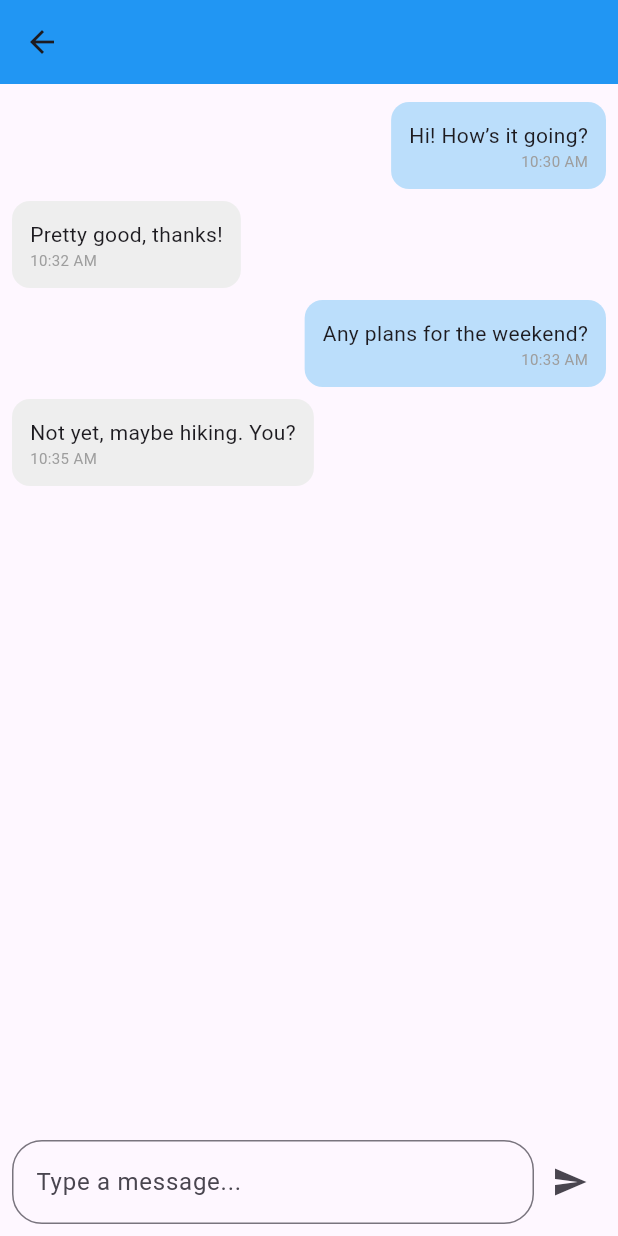
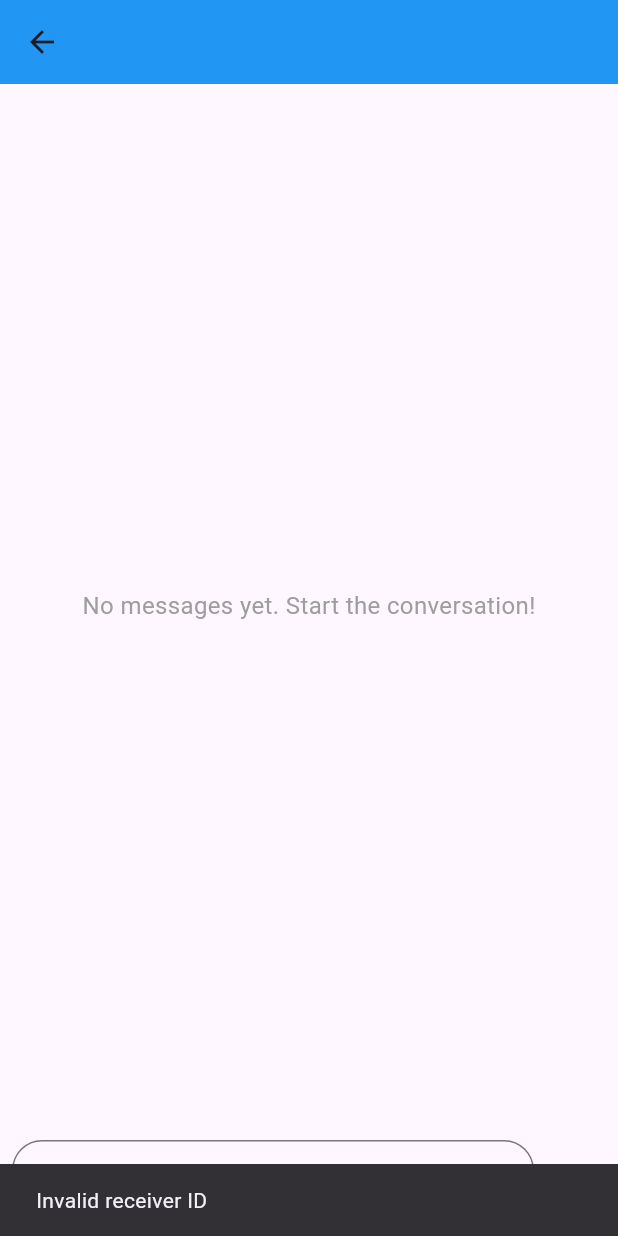
Before and after one commit to emre-kd/agApp, a Flutter app: the Chat screen opened directly with empty values, after a tap on the "send" icon, on a phone screen of 412 x 824 dp. Run offline on Flutter 3.47's test engine with Material 3 defaults, Android fonts, the light colour scheme and no system bars; our stand-ins replace file_picker, get, google_fonts, image_picker, shared_preferences; accounts and stored records are empty; Roboto replaces fonts that are missing (Tektur).

Commit message:
chat system

```diff
--- a/lib/constant.dart
+++ b/lib/constant.dart
@@ -1,7 +1,7 @@
 
 
-const baseURL = 'http://192.168.1.102:8000/api';
-const baseNormalURL = 'http://192.168.1.102:8000';
+const baseURL = 'http://192.168.1.104:8000/api';
+const baseNormalURL = 'http://192.168.1.104:8000';
 
 const loginURL = '$baseURL/login';
 const registerURL = '$baseURL/register';
@@ -17,3 +17,6 @@ const storePostURL = '$baseURL/storePost';
 const fetchPostURL = '$baseURL/fetchPost';
 const fetchUserPostURL = '$baseURL/fetchUserPost';
 const deleteUserPostURL = '$baseURL/deleteUserPost';
+
+const storeMessage = '$baseURL/storeMessage';
+const indexMessage = '$baseURL/indexMessage';
--- a/lib/screens/chat.dart
+++ b/lib/screens/chat.dart
@@ -1,17 +1,45 @@
+// ignore_for_file: avoid_print
 import 'package:flutter/material.dart';
+import 'package:http/http.dart' as http;
+import 'dart:convert';
+import 'package:shared_preferences/shared_preferences.dart';
+import 'package:intl/intl.dart';
+import '../constant.dart';
 
-// Dummy chat data
-final List<Map<String, dynamic>> dummyMessages = [
-  {'text': 'Hi! How’s it going?', 'isSent': true, 'time': '10:30 AM'},
-  {'text': 'Pretty good, thanks!', 'isSent': false, 'time': '10:32 AM'},
-  {'text': 'Any plans for the weekend?', 'isSent': true, 'time': '10:33 AM'},
-  {'text': 'Not yet, maybe hiking. You?', 'isSent': false, 'time': '10:35 AM'},
-];
+class Message {
+  final int id;
+  final String text;
+  final int senderId;
+  final int receiverId;
+  final int? communityId;
+  final String createdAt;
+
+  Message({
+    required this.id,
+    required this.text,
+    required this.senderId,
+    required this.receiverId,
+    this.communityId,
+    required this.createdAt,
+  });
+
+  factory Message.fromJson(Map<String, dynamic> json) {
+    return Message(
+      id: json['id'] is String ? int.parse(json['id']) : json['id'],
+      text: json['text'] ?? '',
+      senderId: json['sender_id'] is String ? int.parse(json['sender_id']) : json['sender_id'],
+      receiverId: json['reciever_id'] is String ? int.parse(json['reciever_id']) : json['reciever_id'],
+      communityId: json['community_id'],
+      createdAt: json['created_at'] ?? '',
+    );
+  }
+}
 
 class Chat extends StatefulWidget {
+  final String userId;
   final String userName;
 
-  const Chat({super.key, required this.userName});
+  const Chat({super.key, required this.userId , required this.userName});
 
   @override
   State<Chat> createState() => _ChatState();
@@ -19,55 +47,195 @@ class Chat extends StatefulWidget {
 
 class _ChatState extends State<Chat> {
   final TextEditingController _controller = TextEditingController();
-  final List<Map<String, dynamic>> messages = List.from(dummyMessages);
+  final ScrollController _scrollController = ScrollController();
+  List<Message> messages = [];
+  bool isLoading = false;
+  int currentPage = 1;
+  bool hasMore = true;
+  final int perPage = 20;
 
-  void _sendMessage() {
-    if (_controller.text.trim().isNotEmpty) {
+  @override
+  void initState() {
+    super.initState();
+    print('Chat initialized with userId: ${widget.userId}');
+    _fetchMessages();
+    _scrollController.addListener(() {
+      if (_scrollController.position.pixels >=
+              _scrollController.position.maxScrollExtent * 0.8 &&
+          !isLoading &&
+          hasMore) {
+        _fetchMessages();
+      }
+    });
+  }
+
+  Future<void> _fetchMessages() async {
+    if (isLoading) return;
+
     setState(() {
-        messages.add({
+      isLoading = true;
+    });
+
+    if (widget.userId.isEmpty || !RegExp(r'^\d+$').hasMatch(widget.userId)) {
+      setState(() {
+        isLoading = false;
+      });
+      ScaffoldMessenger.of(context).showSnackBar(
+        const SnackBar(content: Text('Invalid receiver ID')),
+      );
+      return;
+    }
+
+     SharedPreferences prefs = await SharedPreferences.getInstance();
+    String? token = prefs.getString('token');
+
+    try {
+      final url = '$indexMessage?reciever_id=${widget.userId}&page=$currentPage&per_page=$perPage';
+      print('Request URL: $url');
+      final response = await http.get(
+        Uri.parse(url),
+        headers: {
+          'Authorization': 'Bearer $token',
+          'Accept': 'application/json',
+        },
+      );
+      print('Response: ${response.body}');
+
+      if (response.statusCode == 200) {
+        final jsonData = jsonDecode(response.body);
+        final List<dynamic> messageData = jsonData['data']['data'] ?? [];
+        final totalPages = jsonData['data']['last_page'] ?? 1;
+
+        setState(() {
+          messages.addAll(messageData.map((json) => Message.fromJson(json)).toList());
+          currentPage++;
+          hasMore = currentPage <= totalPages && messageData.isNotEmpty;
+          isLoading = false;
+        });
+
+        if (messages.isEmpty && currentPage == 2) {
+          ScaffoldMessenger.of(context).showSnackBar(
+            const SnackBar(content: Text('No messages found')),
+          );
+        }
+      } else if (response.statusCode == 422) {
+        final jsonData = jsonDecode(response.body);
+        final errors = jsonData['errors']?['reciever_id']?.join(', ') ?? 'Invalid receiver ID';
+        setState(() {
+          isLoading = false;
+        });
+        ScaffoldMessenger.of(context).showSnackBar(
+          SnackBar(content: Text('Validation error: $errors')),
+        );
+      } else {
+        setState(() {
+          isLoading = false;
+        });
+        ScaffoldMessenger.of(context).showSnackBar(
+          SnackBar(content: Text('Failed to load messages: ${response.statusCode}')),
+        );
+      }
+    } catch (e) {
+      setState(() {
+        isLoading = false;
+      });
+      ScaffoldMessenger.of(context).showSnackBar(
+        SnackBar(content: Text('Error: $e')),
+      );
+    }
+  }
+
+  Future<void> _sendMessage() async {
+    if (_controller.text.trim().isEmpty) return;
+
+    SharedPreferences prefs = await SharedPreferences.getInstance();
+    String? token = prefs.getString('token');
+
+    try {
+      final response = await http.post(
+        Uri.parse(storeMessage),
+        headers: {
+          'Authorization': 'Bearer $token',
+          'Accept': 'application/json',
+          'Content-Type': 'application/json',
+        },
+        body: jsonEncode({
           'text': _controller.text,
-          'isSent': true,
-          'time': TimeOfDay.now().format(context),
-        });
+          'reciever_id': widget.userId,
+          'community_id': null,
+        }),
+      );
+
+      print('Response: ${response.body}');
+      if (response.statusCode == 201) {
+        final jsonData = jsonDecode(response.body);
+        setState(() {
+          messages.insert(0, Message.fromJson(jsonData['data']));
           _controller.clear();
         });
+      } else {
+        ScaffoldMessenger.of(context).showSnackBar(
+          SnackBar(content: Text('Failed to send message: ${response.statusCode}')),
+        );
       }
+    } catch (e) {
+      ScaffoldMessenger.of(context).showSnackBar(
+        SnackBar(content: Text('Error: $e')),
+      );
+    }
+  }
+
+  @override
+  void dispose() {
+    _controller.dispose();
+    _scrollController.dispose();
+    super.dispose();
   }
 
   @override
   Widget build(BuildContext context) {
     return Scaffold(
       appBar: AppBar(
-        title: Text(widget.userName),
+        title: Text('${widget.userName}'),
         backgroundColor: Colors.blue,
       ),
       body: Column(
         children: [
           Expanded(
-            child: ListView.builder(
+            child: messages.isEmpty && !isLoading
+                ? const Center(
+                    child: Text(
+                      'No messages yet. Start the conversation!',
+                      style: TextStyle(fontSize: 16, color: Colors.grey),
+                    ),
+                  )
+                : ListView.builder(
+                    controller: _scrollController,
+                    reverse: true,
                     padding: const EdgeInsets.all(8.0),
-              itemCount: messages.length,
+                    itemCount: messages.length + (isLoading ? 1 : 0),
                     itemBuilder: (context, index) {
+                      if (index == messages.length) {
+                        return const Center(child: CircularProgressIndicator());
+                      }
                       final message = messages[index];
+                      final isSent = message.senderId.toString() != widget.userId;
                       return Align(
-                  alignment: message['isSent']
-                      ? Alignment.centerRight
-                      : Alignment.centerLeft,
+                        alignment: isSent ? Alignment.centerRight : Alignment.centerLeft,
                         child: Container(
                           margin: const EdgeInsets.symmetric(vertical: 4.0),
                           padding: const EdgeInsets.all(12.0),
                           decoration: BoxDecoration(
-                      color: message['isSent'] ? Colors.blue[100] : Colors.grey[200],
+                            color: isSent ? Colors.blue[100] : Colors.grey[200],
                             borderRadius: BorderRadius.circular(12.0),
                           ),
                           child: Column(
-                      crossAxisAlignment: message['isSent']
-                          ? CrossAxisAlignment.end
-                          : CrossAxisAlignment.start,
+                            crossAxisAlignment:
+                                isSent ? CrossAxisAlignment.end : CrossAxisAlignment.start,
                             children: [
-                        Text(message['text']),
+                              Text(message.text),
                               Text(
-                          message['time'],
+                                DateFormat('HH:mm').format(DateTime.parse(message.createdAt)),
                                 style: const TextStyle(fontSize: 10, color: Colors.grey),
                               ),
                             ],
@@ -90,6 +258,7 @@ class _ChatState extends State<Chat> {
                         borderRadius: BorderRadius.circular(20.0),
                       ),
                     ),
+                    onSubmitted: (_) => _sendMessage(),
                   ),
                 ),
                 IconButton(
--- a/lib/screens/chat_list.dart
+++ b/lib/screens/chat_list.dart
@@ -41,7 +41,9 @@ class ChatList extends StatelessWidget {
               Navigator.push(
                 context,
                 MaterialPageRoute(
-                  builder: (context) => Chat(userName: user['name']),
+                  builder: (context) => Chat
+                  (userId: user['id'],
+                  userName: 'sdsadfas',),
                 ),
               );
             },
--- a/lib/screens/post.dart
+++ b/lib/screens/post.dart
@@ -98,7 +98,7 @@ class _PostWidgetState extends State<PostWidget> {
                             Navigator.push(
                               context,
                               MaterialPageRoute(
-                                builder: (_) => SearchedProfile(userId : widget.post.userId),
+                                builder: (_) => SearchedProfile(userId : widget.post.userId, userName : widget.post.name),
                               ),
                             );
                           },
@@ -122,7 +122,7 @@ class _PostWidgetState extends State<PostWidget> {
                           Navigator.push(
                               context,
                               MaterialPageRoute(
-                                builder: (_) => SearchedProfile(userId : widget.post.userId),
+                                builder: (_) => SearchedProfile(userId : widget.post.userId, userName : widget.post.name),
                               ),
                             );
                         },
@@ -139,7 +139,7 @@ class _PostWidgetState extends State<PostWidget> {
                           Navigator.push(
                               context,
                               MaterialPageRoute(
-                                builder: (_) => SearchedProfile(userId : widget.post.userId),
+                                builder: (_) => SearchedProfile(userId : widget.post.userId, userName : widget.post.name),
                               ),
                             );
                         },
--- a/lib/screens/search.dart
+++ b/lib/screens/search.dart
@@ -318,7 +318,7 @@ class _SearchState extends State<Search> {
                             Navigator.push(
                               context,
                               MaterialPageRoute(
-                                builder: (_) => SearchedProfile(userId : user.id),
+                                builder: (_) => SearchedProfile(userId : user.id, userName : user.name),
                               ),
                             );
                           },
--- a/lib/screens/searched_profile.dart
+++ b/lib/screens/searched_profile.dart
@@ -11,8 +11,9 @@ import '../constant.dart';
 
 class SearchedProfile extends StatefulWidget {
   final int userId; // Required userId to fetch specific user data
+  final String userName; // Required userId to fetch specific user data
 
-  const SearchedProfile({super.key, required this.userId});
+  const SearchedProfile({super.key, required this.userId, required this.userName});
 
   @override
   _SearchedProfileState createState() => _SearchedProfileState();
@@ -424,7 +425,8 @@ class _SearchedProfileState extends State<SearchedProfile> {
                                   MaterialPageRoute(
                                     builder:
                                         (context) => Chat(
-                                          userName: _nameController.text,
+                                           userId: widget.userId.toString(),
+                                           userName: _nameController.text,
                                         ),
                                   ),
                                 );
```
Lines whose indentation alone changed are shown as unchanged.
